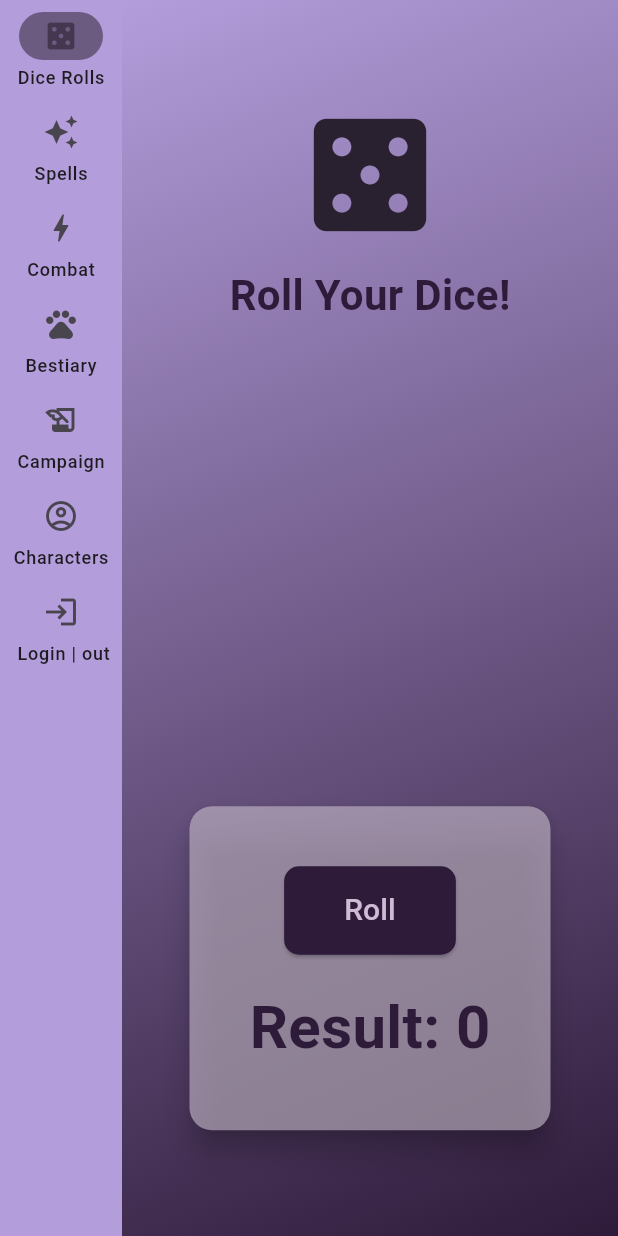
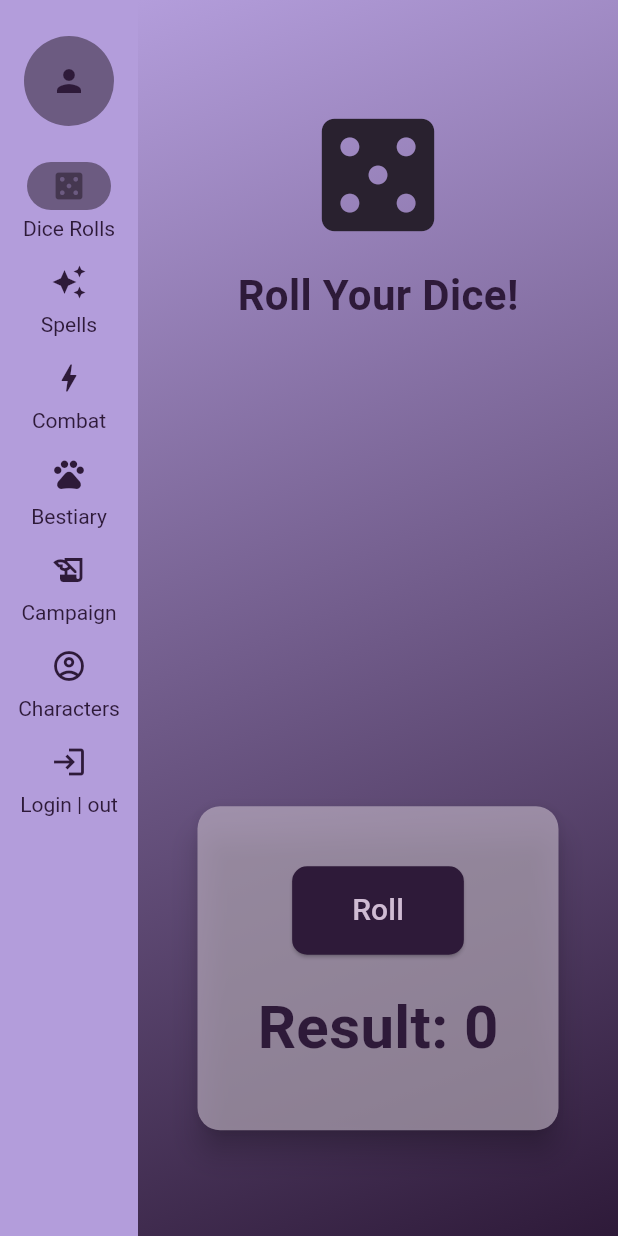
Before and after one commit to SFP95/pjgfolder2, a Flutter app: the screen it shows after launch, on a phone screen of 412 x 824 dp. Run offline on Flutter 3.47's test engine with Material 3 defaults, Android fonts, the light colour scheme and no system bars; our stand-ins replace image_picker, shared_preferences; network calls fail.

Commit message:
actualizacion visual 2.0

```diff
--- a/lib/src/views/Home_page.dart
+++ b/lib/src/views/Home_page.dart
@@ -36,41 +36,57 @@ class _HomePageState extends State<HomePage> {
               labelType: NavigationRailLabelType.all,
               destinations: [
                 NavigationRailDestination(
-                  icon: Icon(Icons.casino_rounded),
+                  icon: Icon(Icons.casino_rounded, color: Color(0xFF2E1A39)),  // Color suave para íconos no seleccionados
                   selectedIcon: Icon(Icons.casino_rounded, color: Color.fromARGB(255, 69, 55, 80)),
-                  label: Text('Dice Rolls'),
+                  label: Text('Dice Rolls', style: TextStyle(color: Color(0xFF2E1A39))),
                 ),
                 NavigationRailDestination(
-                  icon: Icon(Icons.auto_awesome),
+                  icon: Icon(Icons.auto_awesome, color: Color(0xFF2E1A39)),
                   selectedIcon: Icon(Icons.auto_awesome, color: Color.fromARGB(255, 69, 55, 80)),
-                  label: Text('Spells'),
+                  label: Text('Spells', style: TextStyle(color: Color(0xFF2E1A39))),
                 ),
                 NavigationRailDestination(
-                  icon: Icon(Icons.bolt),
+                  icon: Icon(Icons.bolt, color: Color(0xFF2E1A39)),
                   selectedIcon: Icon(Icons.bolt, color: Color.fromARGB(255, 69, 55, 80)),
-                  label: Text('Combat'),
+                  label: Text('Combat', style: TextStyle(color: Color(0xFF2E1A39))),
                 ),
                 NavigationRailDestination(
-                  icon: Icon(Icons.pets),
+                  icon: Icon(Icons.pets, color: Color(0xFF2E1A39)),
                   selectedIcon: Icon(Icons.pets, color: Color.fromARGB(255, 69, 55, 80)),
-                  label: Text('Bestiary'),
+                  label: Text('Bestiary', style: TextStyle(color: Color(0xFF2E1A39))),
                 ),
                 NavigationRailDestination(
-                  icon: Icon(Icons.history_edu),
+                  icon: Icon(Icons.history_edu, color: Color(0xFF2E1A39)),
                   selectedIcon: Icon(Icons.history_edu, color: Color.fromARGB(255, 69, 55, 80)),
-                  label: Text('Campaign'),
+                  label: Text('Campaign', style: TextStyle(color: Color(0xFF2E1A39))),
                 ),
                 NavigationRailDestination(
-                  icon: Icon(Icons.account_circle_outlined),
+                  icon: Icon(Icons.account_circle_outlined, color: Color(0xFF2E1A39)),
                   selectedIcon: Icon(Icons.account_circle_outlined, color: Color.fromARGB(255, 69, 55, 80)),
-                  label: Text('Characters'),
+                  label: Text('Characters', style: TextStyle(color: Color(0xFF2E1A39))),
                 ),
                 NavigationRailDestination(
-                  icon: Icon(Icons.login),
+                  icon: Icon(Icons.login, color: Color(0xFF2E1A39)),
                   selectedIcon: Icon(Icons.login, color: Color.fromARGB(255, 69, 55, 80)),
-                  label: Text(' Login | out'),
+                  label: Text('Login | out', style: TextStyle(color: Color(0xFF2E1A39))),
                 ),
               ],
+              elevation: 8,  // Agregar sombra
+              minWidth: 80,  // Ajuste de ancho para un diseño más compacto
+              selectedLabelTextStyle: TextStyle(
+                color: Color.fromARGB(255, 69, 55, 80),  // Color de las etiquetas seleccionadas
+              ),
+              unselectedLabelTextStyle: TextStyle(
+                color: Color(0xFF2E1A39),  // Color de las etiquetas no seleccionadas
+              ),
+              leading: Padding(
+                padding: const EdgeInsets.all(16.0),
+                child: CircleAvatar(
+                  radius: 30,
+                  backgroundColor: Color.fromARGB(165, 69, 55, 80),
+                  child: Icon(Icons.person, color: Color(0xFF2E1A39)),  // Avatar con color contrastante
+                ),
+              ),
             ),
           ),
           Expanded(
```
